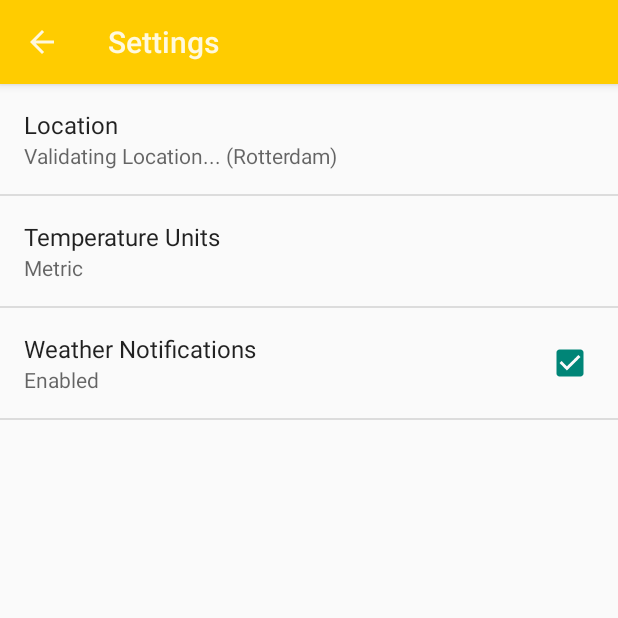
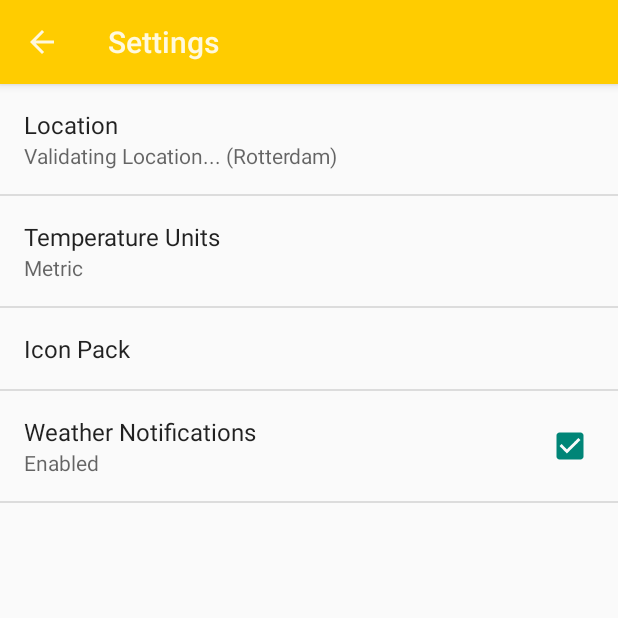
Before and after one commit to an1s1a/Sunny, an Android app: the SettingsActivity screen opened directly, with no data from a screen before it, on a phone screen of 412 x 824 dp, the top half of it. Run offline under Robolectric (Android 15) with nearby library versions, the phone set to English and light mode, and no system bars.

Commit message:
Added ability to choose icons

```diff
--- a/app/build.gradle
+++ b/app/build.gradle
@@ -22,9 +22,14 @@ android {
     }
 }
 
+repositories {
+    mavenCentral() // jcenter() works as well because it pulls from Maven Central
+}
+
 dependencies {
     compile fileTree(dir: 'libs', include: ['*.jar'])
     testCompile 'junit:junit:4.12'
+    compile 'com.github.bumptech.glide:glide:3.7.0'
     compile 'com.android.support:appcompat-v7:23.1.1'
     compile 'com.android.support:design:23.1.1'
     compile 'com.android.support:support-v4:23.1.1'
--- a/app/src/main/java/anisia/sunny/SettingsActivity.java
+++ b/app/src/main/java/anisia/sunny/SettingsActivity.java
@@ -36,6 +36,7 @@ public class SettingsActivity extends PreferenceActivity
         // updated when the preference changes.
         bindPreferenceSummaryToValue(findPreference(getString(R.string.pref_location_key)));
         bindPreferenceSummaryToValue(findPreference(getString(R.string.pref_temperature_units_key)));
+        bindPreferenceSummaryToValue(findPreference(getString(R.string.pref_icon_pack_key)));
     }
 
     @Override
@@ -105,7 +106,7 @@ public class SettingsActivity extends PreferenceActivity
                 default:
                     preference.setSummary(stringValue);
             }
-        }else {
+        }  else {
             // For other preferences, set the summary to the value's simple string representation.
             preference.setSummary(stringValue);
         }
@@ -123,6 +124,12 @@ public class SettingsActivity extends PreferenceActivity
         } else if(key.equals(getString(R.string.pref_location_status_key))){
             Preference preference = findPreference(getString(R.string.pref_location_key));
             bindPreferenceSummaryToValue(preference);
+        } else if (key.equals(getString(R.string.pref_icon_pack_key))) {
+            String pref_icon = Utility.getPreferredIconPack(getApplicationContext());
+            //if((pref_icon.equalsIgnoreCase(getString(R.string.app_name)))){
+                getContentResolver().notifyChange(WeatherContract.WeatherEntry.CONTENT_URI, null);
+            //}
+
         }
     }
 
--- a/app/src/main/res/layout/fragment_detail.xml
+++ b/app/src/main/res/layout/fragment_detail.xml
@@ -66,7 +66,8 @@
                 <ImageView
                     android:id="@+id/detail_image_icon"
                     android:layout_width="wrap_content"
-                    android:layout_height="wrap_content" />
+                    android:layout_height="wrap_content"
+                    android:adjustViewBounds="true"/>
 
                 <TextView
                     android:id="@+id/detail_text_description"
--- a/app/src/main/res/layout/fragment_detail_wide.xml
+++ b/app/src/main/res/layout/fragment_detail_wide.xml
@@ -98,7 +98,8 @@
                 android:id="@+id/detail_image_icon"
                 android:layout_width="wrap_content"
                 android:layout_height="wrap_content"
-                android:layout_gravity="center_horizontal" />
+                android:layout_gravity="center_horizontal"
+                android:adjustViewBounds="true"/>
 
             <TextView
                 android:id="@+id/detail_text_description"
--- a/app/src/main/res/layout/list_item_forecast.xml
+++ b/app/src/main/res/layout/list_item_forecast.xml
@@ -91,7 +91,8 @@
         <ImageView
             android:src="@drawable/dash"
             android:layout_width="match_parent"
-            android:layout_height="4dp"/>
+            android:layout_height="4dp"
+            android:adjustViewBounds="true"/>
 
 
     </LinearLayout>
--- a/app/src/main/res/layout/list_item_forecast_today.xml
+++ b/app/src/main/res/layout/list_item_forecast_today.xml
@@ -61,7 +61,8 @@
             <ImageView
                 android:id="@+id/list_item_icon"
                 android:layout_width="wrap_content"
-                android:layout_height="wrap_content" />
+                android:layout_height="wrap_content"
+                android:adjustViewBounds="true"/>
 
             <TextView
                 android:id="@+id/list_item_forecat_textview"
--- a/app/src/main/res/values/arrays.xml
+++ b/app/src/main/res/values/arrays.xml
@@ -4,8 +4,19 @@
         <item>@string/pref_label_temperature_metric</item>
         <item>@string/pref_label_temperature_imperial</item>
     </string-array>
+
     <string-array name="pref_temperature_units_values">
         <item>@string/pref_value_temperature_metric</item>
         <item>@string/pref_value_temperature_imperial</item>
     </string-array>
+
+    <string-array name="pref_icon_options">
+        <item>@string/pref_icon_label_sunny</item>
+        <item>@string/pref_icon_label_sunshine</item>
+    </string-array>
+
+    <string-array name="pref_icon_values">
+        <item>@string/app_name</item>
+        <item>@string/pref_icon_url_sunshine</item>
+    </string-array>
 </resources>
--- a/app/src/main/res/values/dimens.xml
+++ b/app/src/main/res/values/dimens.xml
@@ -3,4 +3,7 @@
     <dimen name="activity_horizontal_margin">16dp</dimen>
     <dimen name="activity_vertical_margin">16dp</dimen>
     <dimen name="fab_margin">16dp</dimen>
+
+    <dimen name="notification_large_icon_default">48dp</dimen>
+
 </resources>
--- a/app/src/main/res/values/strings.xml
+++ b/app/src/main/res/values/strings.xml
@@ -173,4 +173,15 @@
 
     <string name="condition_unknown">Unknown (<xliff:g id="low">%1$s</xliff:g>)</string>
 
+    <!-- icon -->
+    <string name="pref_icon_pack_label">Icon Pack</string>
+    <string name="pref_icon_pack_key" translatable="false">art_pack</string>
+    <string name="pref_icon_url_sunshine" translatable="false">https://raw.githubusercontent.com/udacity/Sunshine-Version-2/sunshine_master/app/src/main/res/drawable-xxhdpi/art_%s.png</string>
+    <string name="format_icon_url" translatable="false">https://raw.githubusercontent.com/udacity/Sunshine-Version-2/sunshine_master/app/src/main/res/drawable-xxhdpi/art_<xliff:g id="description">%s</xliff:g>.png</string>
+    <string name="pref_default_icon_pack">Sunny</string>
+    <string name="pref_icon_label_sunny">Sunny</string>
+    <string name="pref_icon_label_sunshine">Sunshine</string>
+
+
+
 </resources>
--- a/app/src/main/res/xml/pref_general.xml
+++ b/app/src/main/res/xml/pref_general.xml
@@ -21,6 +21,15 @@
         android:entryValues="@array/pref_temperature_units_values"
         android:defaultValue="@string/pref_units_metric"/>
 
+    <ListPreference
+        android:key="@string/pref_icon_pack_key"
+        android:title="@string/pref_icon_pack_label"
+        android:dialogTitle="@string/pref_icon_pack_label"
+        android:entries="@array/pref_icon_options"
+        android:entryValues="@array/pref_icon_values"
+        android:defaultValue="@string/pref_default_location"
+        />
+
     <CheckBoxPreference
         android:key="@string/pref_enable_notification_key"
         android:title="@string/pref_enable_notification_label"
```
Also changed, not shown: app/src/main/java/anisia/sunny/DetailFragment.java (+12 -1 lines), app/src/main/java/anisia/sunny/ForecastAdapter.java (+21 -2 lines), app/src/main/java/anisia/sunny/Utility.java (+32 -0 lines), app/src/main/java/anisia/sunny/sync/SunnySyncAdapter.java (+43 -2 lines), 1 other file.
